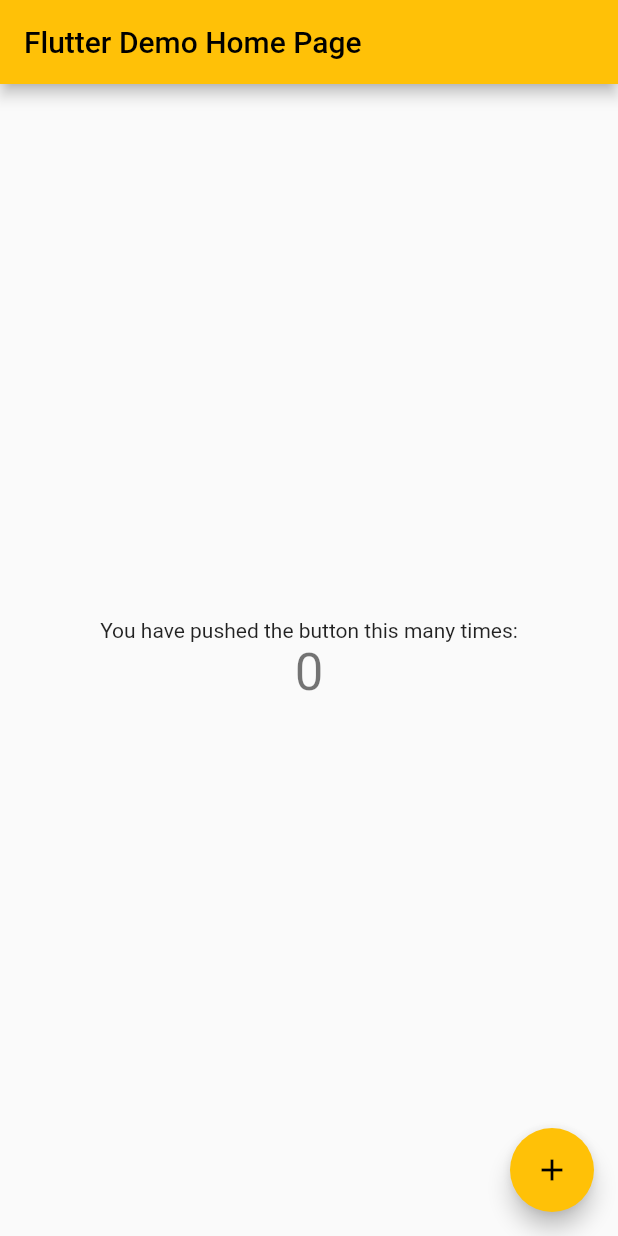
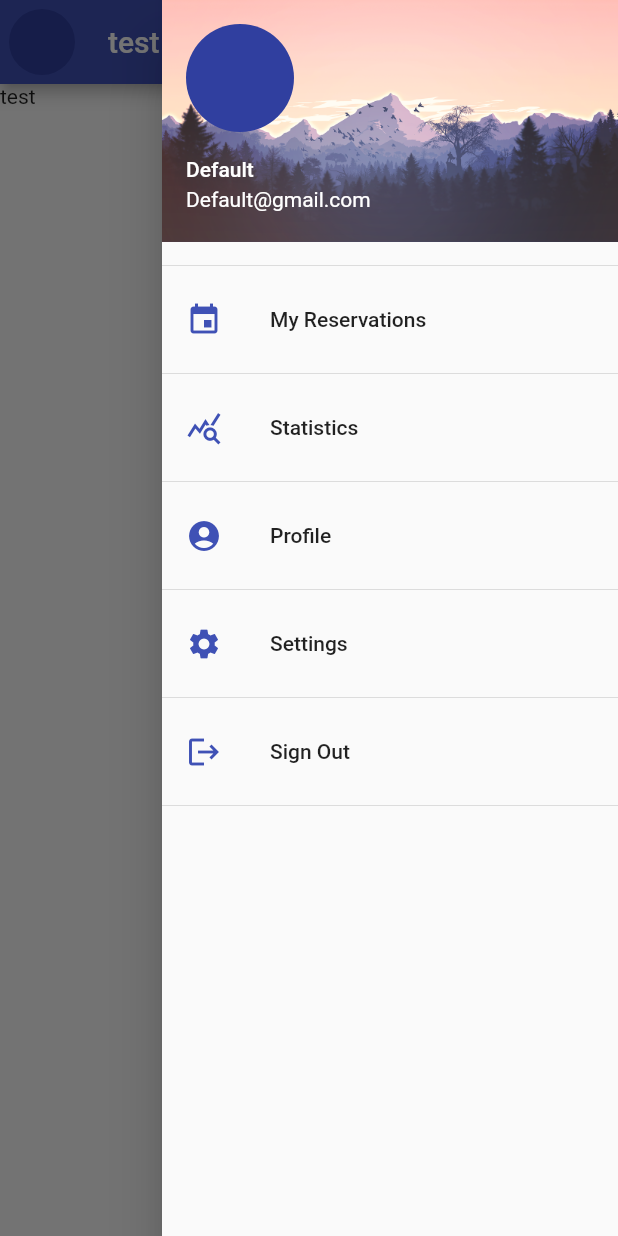
Before and after one commit to 2022PO3/Frontend, a Flutter app: the screen it shows after launch, with the side drawer open (before the commit the screen has no drawer), on a phone screen of 412 x 824 dp. Run offline on Flutter 3.47's test engine with Material 2 defaults, Android fonts, the phone set to English and light mode, and no system bars.

Commit message:
Edited navigation bar,...

```diff
--- a/lib/main.dart
+++ b/lib/main.dart
@@ -1,4 +1,8 @@
 import 'package:flutter/material.dart';
+import 'package:po_frontend/pages/NavBar_Pages/My_Reservations.dart';
+import 'pages/home/HomePage.dart';
+import 'pages/loading.dart';
+import 'pages/NavBar_Pages/My_Reservations.dart';
 
 void main() {
   runApp(const MyApp());
@@ -10,60 +14,16 @@ class MyApp extends StatelessWidget {
   @override
   Widget build(BuildContext context) {
     return MaterialApp(
-      title: 'Flutter Demo',
       theme: ThemeData(
-        primarySwatch: Colors.amber,
+        primarySwatch: Colors.indigo,
       ),
-      home: const MyHomePage(title: 'Flutter Demo Home Page'),
+      initialRoute: '/home',
+      routes: {
+        '/': (context) => Loading(),
+        '/home': (context) => MyHomePage(),
+        '/My_Reservations': (context) => My_Reservations(),
+      },
+      debugShowCheckedModeBanner: false,
     );
   }
 }
-
-class MyHomePage extends StatefulWidget {
-  const MyHomePage({super.key, required this.title});
-
-
-
-  final String title;
-
-  @override
-  State<MyHomePage> createState() => _MyHomePageState();
-}
-
-class _MyHomePageState extends State<MyHomePage> {
-  int _counter = 0;
-
-  void _incrementCounter() {
-    setState(() {
-      _counter++;
-    });
-  }
-
-  @override
-  Widget build(BuildContext context) {
-    return Scaffold(
-      appBar: AppBar(
-        title: Text(widget.title),
-      ),
-      body: Center(
-        child: Column(
-          mainAxisAlignment: MainAxisAlignment.center,
-          children: <Widget>[
-            const Text(
-              'You have pushed the button this many times:',
-            ),
-            Text(
-              '$_counter',
-              style: Theme.of(context).textTheme.headline4,
-            ),
-          ],
-        ),
-      ),
-      floatingActionButton: FloatingActionButton(
-        onPressed: _incrementCounter,
-        tooltip: 'Increment',
-        child: const Icon(Icons.add),
-      ),
-    );
-  }
-}
--- /dev/null
+++ b/lib/pages/NavBar_Pages/My_Reservations.dart
@@ -0,0 +1,19 @@
+import 'package:flutter/material.dart';
+class My_Reservations extends StatefulWidget {
+  const My_Reservations({Key? key}) : super(key: key);
+
+  @override
+  State<My_Reservations> createState() => _My_ReservationsState();
+}
+
+class _My_ReservationsState extends State<My_Reservations> {
+  @override
+  Widget build(BuildContext context) {
+    return Scaffold(
+      appBar: AppBar(
+        //
+      ),
+      body: Text("My Reservations"),
+    );
+  }
+}
--- /dev/null
+++ b/lib/pages/home/HomePage.dart
@@ -0,0 +1,31 @@
+import 'package:flutter/material.dart';
+import 'NavBar.dart';
+
+class MyHomePage extends StatefulWidget {
+  const MyHomePage({Key? key}) : super(key: key);
+
+  @override
+  State<MyHomePage> createState() => _MyHomePageState();
+}
+
+class _MyHomePageState extends State<MyHomePage> {
+  @override
+  Widget build(BuildContext context) {
+    return Scaffold(
+        endDrawer: NavBar(),
+        appBar: AppBar(
+          leading: Padding(
+            padding: const EdgeInsets.all(6.0),
+            child: CircleAvatar(
+              child: ClipOval(
+                //Hier komt de profielfoto
+              ),
+            ),
+          ),
+
+          title: Text("test"),
+        ),
+        body: Text("test")
+    );
+  }
+}
--- /dev/null
+++ b/lib/pages/home/NavBar.dart
@@ -0,0 +1,78 @@
+import 'package:flutter/material.dart';
+class NavBar extends StatelessWidget {
+  @override
+  Widget build(BuildContext context) {
+    return Drawer(
+      child: ListView(
+        padding: EdgeInsets.zero,
+        children: [
+          UserAccountsDrawerHeader(
+              accountName: Text("Default"),
+              accountEmail: Text("Default@gmail.com"),
+            currentAccountPicture: CircleAvatar(
+              child: ClipOval(
+                // Hier komt de afbeelding te staan
+              ),
+            ),
+            decoration: BoxDecoration(
+              color: Colors.amber,
+              image: DecorationImage(
+                image: AssetImage('Afbeeldingen/Mountains.png'),
+                opacity: 0.95,
+                fit: BoxFit.cover,
+              ),
+            ),
+          ),
+          Divider(),
+          ListTile(
+            leading: Icon(
+              Icons.event,
+              color: Colors.indigo,
+            ),
+            title: Text('My Reservations'),
+            onTap: () {
+              Navigator.pushNamed(context, '/My_Reservations');
+            }
+          ),
+          Divider(),
+          ListTile(
+              leading: Icon(
+                  Icons.query_stats,
+                color: Colors.indigo,
+              ),
+              title: Text('Statistics'),
+              onTap: () => print('Fav')
+          ),
+          Divider(),
+          ListTile(
+              leading: Icon(
+                  Icons.account_circle,
+                  color: Colors.indigo
+              ),
+              title: Text('Profile'),
+              onTap: () => print('Fav')
+          ),
+          Divider(),
+          ListTile(
+              leading: Icon(
+                  Icons.settings,
+                  color: Colors.indigo
+              ),
+              title: Text('Settings'),
+              onTap: () => print('Fav')
+          ),
+          Divider(),
+          ListTile(
+              leading: Icon(
+                  Icons.logout,
+                  color: Colors.indigo
+              ),
+              title: Text('Sign Out'),
+              onTap: () => print('Fav')
+          ),
+          Divider(),
+        ],
+      ),
+    );
+  }
+}
--- /dev/null
+++ b/lib/pages/loading.dart
@@ -0,0 +1,17 @@
+import 'package:flutter/material.dart';
+
+class Loading extends StatefulWidget {
+  const Loading({Key? key}) : super(key: key);
+
+  @override
+  State<Loading> createState() => _LoadingState();
+}
+
+class _LoadingState extends State<Loading> {
+  @override
+  Widget build(BuildContext context) {
+    return Scaffold(
+      body: Text('loading screen'),
+    );
+  }
+}
--- a/pubspec.yaml
+++ b/pubspec.yaml
@@ -60,7 +60,8 @@ flutter:
   uses-material-design: true
 
   # To add assets to your application, add an assets section, like this:
-  # assets:
+  assets:
+    - Afbeeldingen/Mountains.png
   #   - images/a_dot_burr.jpeg
   #   - images/a_dot_ham.jpeg
 
```
Also changed, not shown: Afbeeldingen/Mountains.png (added).
